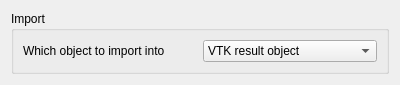
The window that src/Mod/Fem/Gui/DlgSettingsFemInOutVtk.ui (southseact-3d/fcd) describes before a commit, drawn with Qt 5.
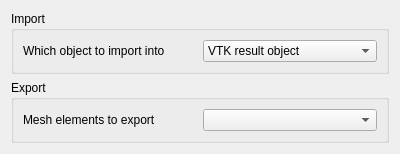
The same window after the commit. Custom widgets are drawn as their Qt base class.

Commit message: Fem: Fix mesh export to vtk formats

The edit to the form file:
```diff
--- a/src/Mod/Fem/Gui/DlgSettingsFemInOutVtk.ui
+++ b/src/Mod/Fem/Gui/DlgSettingsFemInOutVtk.ui
@@ -84,6 +84,41 @@
     </widget>
    </item>
    <item row="1" column="0">
+    <widget class="QGroupBox" name="gb_export">
+     <property name="title">
+      <string>Export</string>
+     </property>
+     <layout class="QGridLayout" name="gl_export">
+      <item row="0" column="0">
+       <widget class="QLabel" name="lbl_export_level">
+        <property name="text">
+         <string>Mesh elements to export</string>
+        </property>
+       </widget>
+      </item>
+      <item row="0" column="1">
+       <widget class="Gui::PrefComboBox" name="cb_export_level">
+        <property name="toolTip">
+         <string>Mesh element level to export</string>
+        </property>
+        <property name="sizeAdjustPolicy">
+         <enum>QComboBox::AdjustToContents</enum>
+        </property>
+        <property name="prefEntry" stdset="0">
+         <cstring>MeshExportLevel</cstring>
+        </property>
+        <property name="prefPath" stdset="0">
+         <cstring>Mod/Fem/InOutVtk</cstring>
+        </property>
+        <property name="prefType" stdset="0">
+         <string></string>
+        </property>
+       </widget>
+      </item>
+     </layout>
+    </widget>
+   </item>
+   <item row="2" column="0">
     <spacer name="verticalSpacer">
      <property name="orientation">
       <enum>Qt::Vertical</enum>
```
The commit also changes 7 other files.
